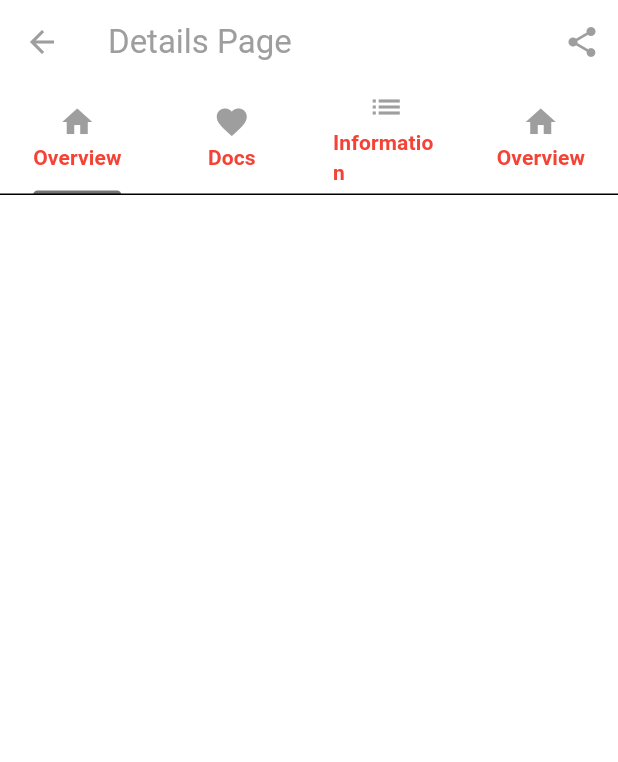
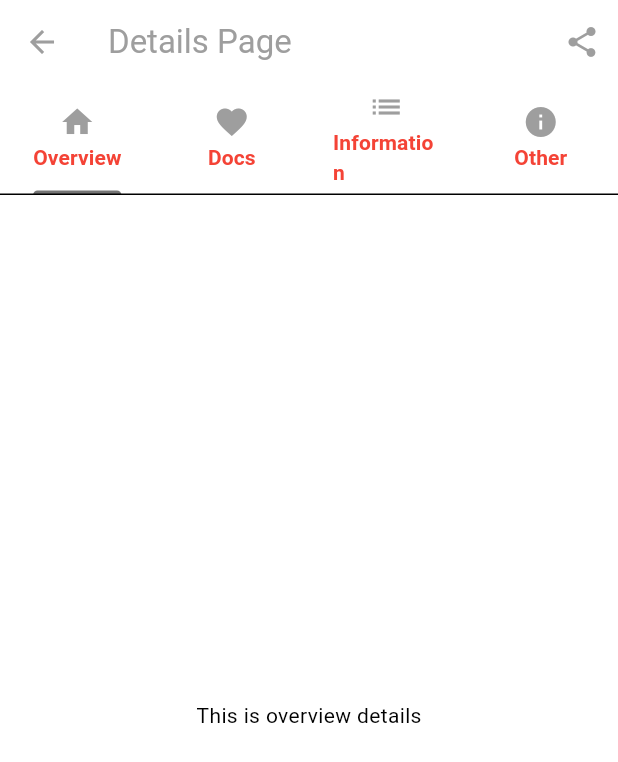
Before and after one commit to IqbalMahbub/Flutter_Lab_Work, a Flutter app: the DetailsActivity screen opened directly, on a phone screen of 412 x 824 dp. Shown: the top 762 px of the screen. Run offline on Flutter 3.47's test engine with Material 3 defaults, Android fonts, the phone set to English and light mode, and no system bars; missing offline and left inert: dart:js.

```diff
--- a/lib/DetailsActivity.dart
+++ b/lib/DetailsActivity.dart
@@ -42,13 +42,39 @@ class DetailsActivity extends StatelessWidget {
                          child: Text('Information',style: TextStyle(fontWeight: FontWeight.bold,color: Colors.red),),
                        ),
                        Tab(
-                         icon: Icon(Icons.home,color: Colors.grey,),
-                         child: Text('Overview',style: TextStyle(fontWeight: FontWeight.bold,color: Colors.red),),
+                         icon: Icon(Icons.info,color: Colors.grey,),
+                         child: Text('Other',style: TextStyle(fontWeight: FontWeight.bold,color: Colors.red),),
                        )
                    ],
+
                    ),
 
-               )
+
+               ),
+               body: const TabBarView(
+                 children: [
+                   SizedBox(
+                     child: Center(
+                       child: Text('This is overview details'),
+                     ),
+                   ),
+                   SizedBox(
+                     child: Center(
+                       child: Text('This is docs details'),
+                     ),
+                   ),
+                   SizedBox(
+                     child: Center(
+                       child: Text('This is Information details'),
+                     ),
+                   ),
+                   SizedBox(
+                     child: Center(
+                       child: Text('This is other details'),
+                     ),
+                   ),
+                 ],
+               ),
             )
           )
         );
--- a/lib/main.dart
+++ b/lib/main.dart
@@ -68,7 +68,7 @@ class _HomeScreenState extends State<HomeScreen> {
           itemBuilder: (context,index){
             return InkWell(
 
-              onDoubleTap: (){
+              onTap: (){
                 int numberOfMonth=index+1;
                 Navigator.push(
                     context,
@@ -76,7 +76,7 @@ class _HomeScreenState extends State<HomeScreen> {
                     )
                 );
               },
-              onTap: (){
+            onDoubleTap: (){
                 mySnackBar(context,  listItem[index]['name']);
               },
               child:ListTile(
@@ -88,7 +88,10 @@ class _HomeScreenState extends State<HomeScreen> {
 
           }
       ),
+      drawer: myDrower(),
     );
 
   }
+
+  myDrower() {}
 }
```
